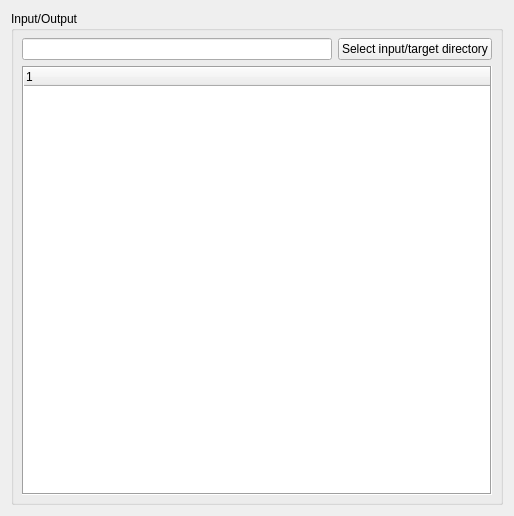
Before: the Qt Designer form mpl_data_cast/gui/widget_tree.ui in GuckLab/MPL-Data-Cast, drawn with Qt 5.
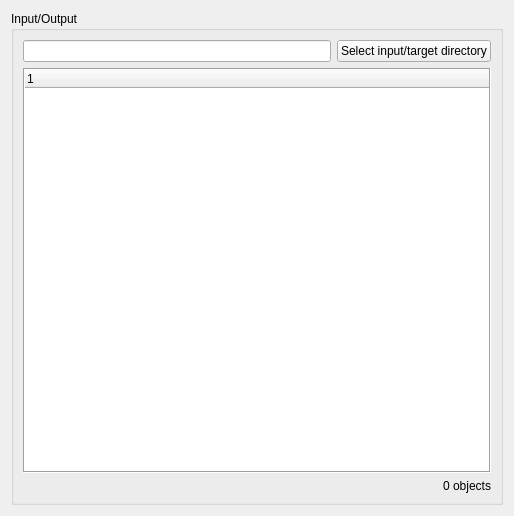
After: the same form once the commit is applied.

Commit message: enh: display object count and size in tree views

Patch:
```diff
--- a/mpl_data_cast/gui/widget_tree.ui
+++ b/mpl_data_cast/gui/widget_tree.ui
@@ -28,33 +28,7 @@
      <property name="title">
       <string>Input/Output</string>
      </property>
-     <layout class="QVBoxLayout" name="verticalLayout_5">
-      <property name="leftMargin">
-       <number>5</number>
-      </property>
-      <property name="topMargin">
-       <number>5</number>
-      </property>
-      <property name="rightMargin">
-       <number>5</number>
-      </property>
-      <property name="bottomMargin">
-       <number>5</number>
-      </property>
-      <item>
-       <layout class="QVBoxLayout" name="verticalLayout_6">
-        <property name="leftMargin">
-         <number>3</number>
-        </property>
-        <property name="topMargin">
-         <number>2</number>
-        </property>
-        <property name="rightMargin">
-         <number>3</number>
-        </property>
-        <property name="bottomMargin">
-         <number>2</number>
-        </property>
+     <layout class="QVBoxLayout" name="verticalLayout">
         <item>
          <layout class="QHBoxLayout" name="horizontalLayout_4">
           <item>
@@ -148,7 +122,15 @@
           </column>
          </widget>
         </item>
-       </layout>
+      <item>
+       <widget class="QLabel" name="label_objects">
+        <property name="text">
+         <string>0 objects</string>
+        </property>
+        <property name="alignment">
+         <set>Qt::AlignRight|Qt::AlignTrailing|Qt::AlignVCenter</set>
+        </property>
+       </widget>
       </item>
      </layout>
     </widget>
```
Lines whose indentation alone changed are shown as unchanged. The commit also changes 3 other files.
